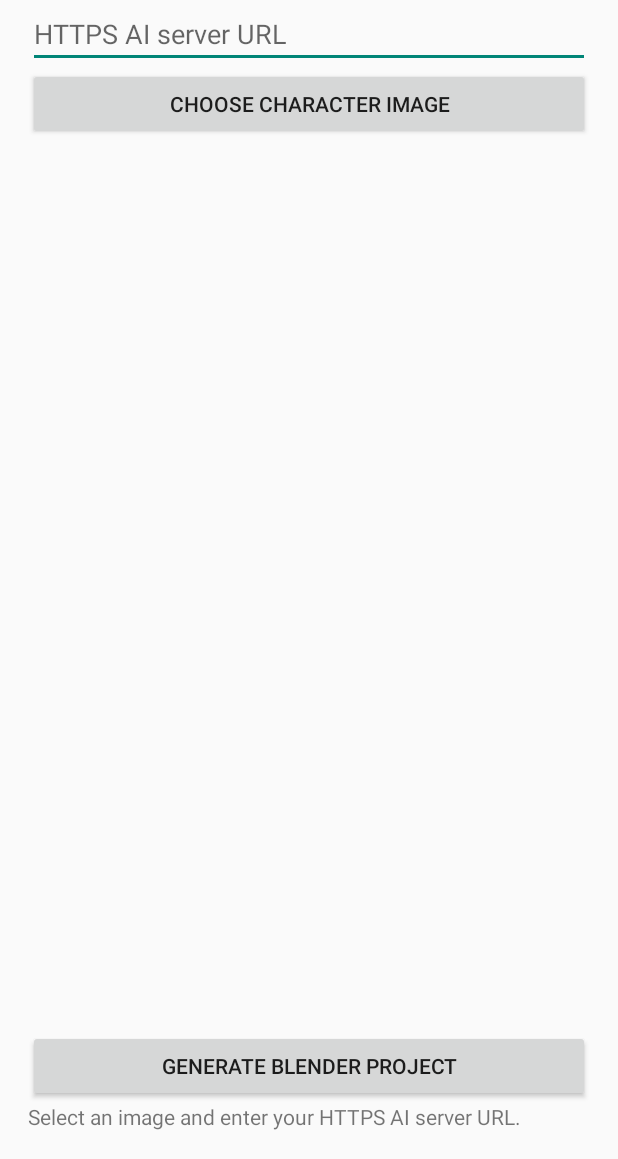
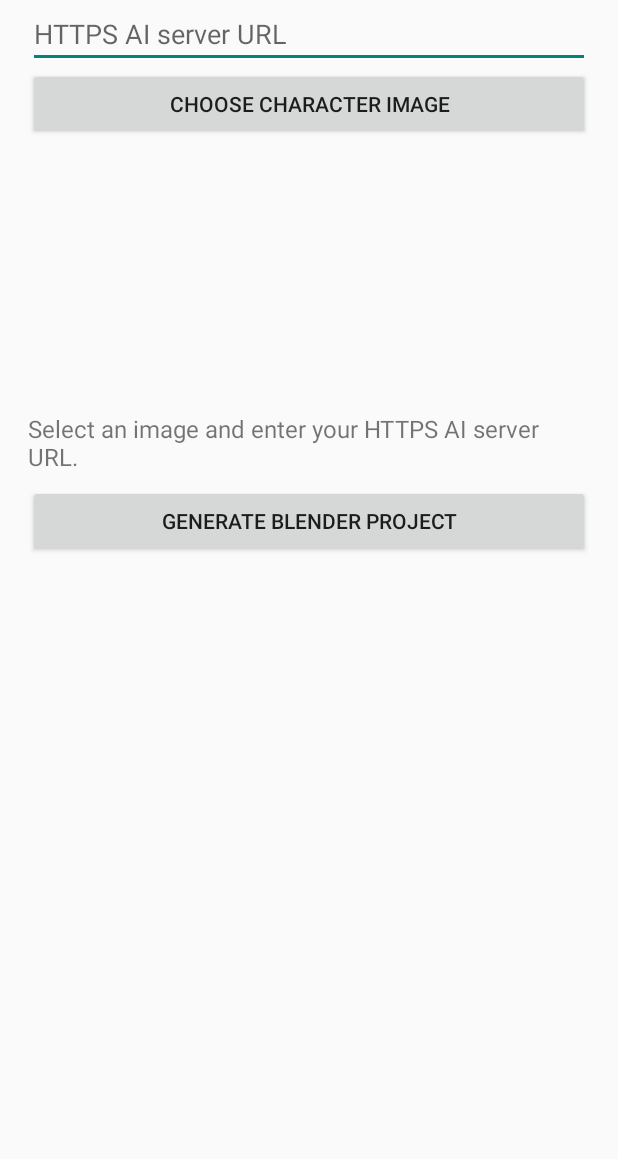
Before and after one commit to 82gtstang/MindControl, an Android app: the screen it shows after launch (MainActivity), on a phone screen of 412 x 824 dp, the part 77-1236 px from its top. Run offline under Robolectric (Android 15) with nearby library versions, the phone set to English and light mode, and no system bars.

Commit message:
Keep Ocean3D generation status and button visible on small Android screens

```diff
--- a/ocean3d-android/app/src/main/java/com/oceanserenity/image3d/MainActivity.kt
+++ b/ocean3d-android/app/src/main/java/com/oceanserenity/image3d/MainActivity.kt
@@ -27,11 +27,11 @@ class MainActivity : Activity() {
   layout.addView(Button(this).apply { text="Choose character image"; setOnClickListener {
    startActivityForResult(Intent(Intent.ACTION_OPEN_DOCUMENT).apply { type="image/*"; addCategory(Intent.CATEGORY_OPENABLE) }, 1)
   } })
-  preview = ImageView(this).apply { adjustViewBounds=true; maxHeight=550 }
-  layout.addView(preview, LinearLayout.LayoutParams(ViewGroup.LayoutParams.MATCH_PARENT, 0, 1f))
+  preview = ImageView(this).apply { adjustViewBounds=true; maxHeight=260; scaleType=ImageView.ScaleType.FIT_CENTER }
+  layout.addView(preview, LinearLayout.LayoutParams(ViewGroup.LayoutParams.MATCH_PARENT, 260))
+  status = TextView(this).apply { text="Select an image and enter your HTTPS AI server URL."; textSize=16f; setPadding(0,12,0,12) }
+  layout.addView(status)
   layout.addView(Button(this).apply { text="Generate Blender project"; setOnClickListener { generate() } })
-  status = TextView(this).apply { text="Select an image and enter your HTTPS AI server URL." }
-  layout.addView(status)
   setContentView(layout)
  }
  override fun onActivityResult(requestCode:Int, resultCode:Int, data:Intent?) {
```
